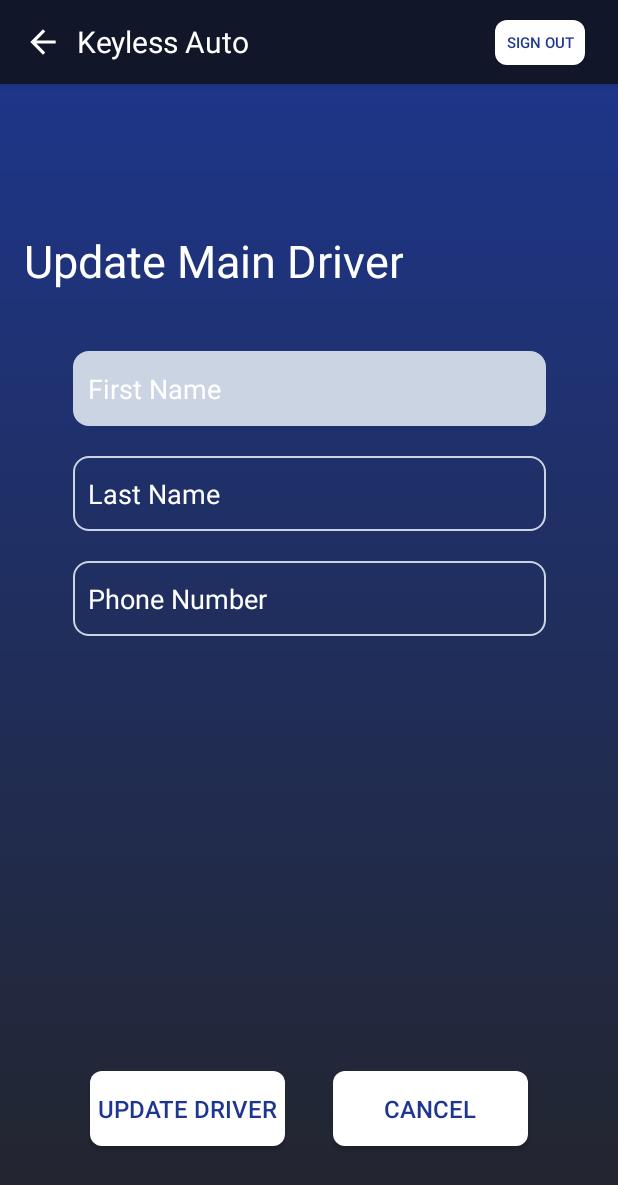
After one commit to Fayer-Zhang/Vehicle-Anti-Theft-Face-Recognition-System, an Android app: the update screen opened directly, with no data from a screen before it, on a phone screen of 412 x 824 dp. The commit adds this screen. Shown: the top 1185 px of the screen. Run offline under Robolectric (Android 15) with nearby library versions, the phone set to English and light mode, and no system bars; our stand-ins replace Firebase (no records; nobody signed in at launch, a user with empty details on screens opened directly).

Commit message:
Added update function to the UI.

```diff
--- a/UI/app/src/main/AndroidManifest.xml
+++ b/UI/app/src/main/AndroidManifest.xml
@@ -15,6 +15,7 @@
         <activity android:name=".Apps"></activity>
         <activity android:name=".Email" />
         <activity android:name=".add" />
+        <activity android:name=".update" />
         <activity android:name=".About" />
         <activity android:name=".Support" />
         <activity android:name=".Password" />
--- /dev/null
+++ b/UI/app/src/main/java/com/example/capstone/update.java
@@ -0,0 +1,156 @@
+package com.example.capstone;
+
+import android.content.Intent;
+import android.os.Bundle;
+import android.text.TextUtils;
+import android.util.Log;
+import android.view.View;
+import android.widget.Button;
+import android.widget.EditText;
+
+import com.google.android.gms.tasks.OnCompleteListener;
+import com.google.android.gms.tasks.OnSuccessListener;
+import com.google.android.gms.tasks.Task;
+import com.google.firebase.auth.FirebaseAuth;
+import com.google.firebase.database.DatabaseReference;
+import com.google.firebase.database.FirebaseDatabase;
+import com.google.firebase.firestore.DocumentReference;
+import com.google.firebase.firestore.DocumentSnapshot;
+import com.google.firebase.firestore.FirebaseFirestore;
+
+import java.util.HashMap;
+import java.util.Map;
+
+import androidx.annotation.NonNull;
+import androidx.appcompat.app.AppCompatActivity;
+
+public class update extends AppCompatActivity {
+    private EditText firstname, lastname, phone, email;
+    private Button save, cancel;
+    FirebaseAuth fAuth;
+    private boolean check;
+    FirebaseFirestore fstore;
+    String userID;
+    int numOfDrivers;
+    private String fn, ln, ph;
+    DatabaseReference reff;
+
+    @Override
+    protected void onCreate(Bundle savedInstanceState) {
+        super.onCreate(savedInstanceState);
+        setContentView(R.layout.activity_update );
+
+        firstname = (EditText) findViewById(R.id.fname2);
+        lastname = (EditText) findViewById(R.id.lname2);
+        phone = (EditText) findViewById(R.id.phone2);
+        save = (Button) findViewById(R.id.adddriver2);
+        cancel = (Button) findViewById(R.id.cancel2);
+
+        fAuth = FirebaseAuth.getInstance();
+        fstore = FirebaseFirestore.getInstance();
+
+        userID = fAuth.getCurrentUser().getUid();
+
+        save.setOnClickListener(new View.OnClickListener() {
+            @Override
+            public void onClick(View v) {
+                fn = firstname.getText().toString().trim();
+                ln = lastname.getText().toString().trim();
+                ph = phone.getText().toString().trim();
+
+                if(TextUtils.isEmpty(fn)){
+                    firstname.setError("First name is Required.");
+                    return;
+                }
+
+                if(TextUtils.isEmpty(ln)){
+                    lastname.setError("Last name is Required.");
+                    return;
+                }
+
+                if(TextUtils.isEmpty(ph)){
+                    phone.setError("Phone number is Required.");
+                    return;
+                }
+
+                check = onlyDigits(ph, ph.length());
+                if(!check){
+                    phone.setError("Invalid phone number");
+                    return;
+                }
+
+                if(ph.length() < 10){
+                    phone.setError("Invalid phone number");
+                    return;
+                }
+
+
+                DocumentReference documentReference = fstore.collection("users").document(userID);
+                Map<String,Object> user = new HashMap<>();
+                documentReference.update("First Name",fn);
+                documentReference.update("Last Name",ln);
+                documentReference.update("Phone Number",ph);
+                documentReference.update(user).addOnSuccessListener(new OnSuccessListener<Void>() {
+                    @Override
+                    public void onSuccess(Void aVoid) {
+                    }
+                });
+                reff = FirebaseDatabase.getInstance().getReference().child("signal");
+                documentReference.get().addOnCompleteListener(new OnCompleteListener<DocumentSnapshot>() {
+                    @Override
+                    public void onComplete(@NonNull Task<DocumentSnapshot> task) {
+                        if (task.isSuccessful()) {
+                            DocumentSnapshot document = task.getResult();
+                            if (document != null) {
+                                String e = document.getString("Email");
+                                reff.child("4").child("E-Mail").setValue(e);
+                            } else {
+                                Log.d("LOGGER", "No such document");
+                            }
+                        } else {
+                            Log.d("LOGGER", "get failed with ", task.getException());
+                        }
+                    }
+                });
+                reff.child("4").child("First Name").setValue(fn);
+                reff.child("4").child("Last Name").setValue(ln);
+                reff.child("4").child("Phone").setValue(ph);
+                openDriver();
+            }
+        });
+
+        cancel.setOnClickListener(new View.OnClickListener() {
+            @Override
+            public void onClick(View v) {
+                startActivity(new Intent(getApplicationContext(), Drivers.class));
+            }
+        });
+    }
+
+    public void openDriver() {
+        Intent intent = new Intent(this, Drivers.class);
+        startActivity(intent);
+    }
+
+    public static boolean onlyDigits(String str, int n) {
+        for(int i = 0; i < n; i++) {
+            if(str.charAt(i) >= '0'
+                    && str.charAt(i) <= '9') {
+                return true;
+            } else {
+                return false;
+            }
+        }
+        return false;
+    }
+
+    public void logout(View view){
+        fAuth.signOut();
+        startActivity(new Intent(getApplicationContext(), Login.class));
+        finish();
+    }
+
+    public void back(View view){
+        startActivity(new Intent(getApplicationContext(), Drivers.class));
+    }
+}
--- /dev/null
+++ b/UI/app/src/main/res/layout/activity_update.xml
@@ -0,0 +1,102 @@
+<?xml version="1.0" encoding="utf-8"?>
+<androidx.constraintlayout.widget.ConstraintLayout xmlns:android="http://schemas.android.com/apk/res/android"
+    xmlns:app="http://schemas.android.com/apk/res-auto"
+    xmlns:tools="http://schemas.android.com/tools"
+    android:layout_width="match_parent"
+    android:layout_height="match_parent"
+    tools:context=".add"
+    android:background="@drawable/background"
+    >
+
+    <include
+        layout="@layout/toolbar"/>
+
+    <TextView
+        android:id="@+id/updatedrivertitle"
+        android:layout_width="wrap_content"
+        android:layout_height="wrap_content"
+        android:layout_marginStart="15dp"
+        android:layout_marginBottom="630dp"
+        android:gravity="center"
+        android:text="Update Main Driver"
+        android:textColor="#ffffff"
+        android:textSize="30dp"
+        app:fontFamily="normal"
+        app:layout_constraintBottom_toBottomOf="parent"
+        app:layout_constraintStart_toStartOf="parent" />
+
+    <EditText
+        android:id="@+id/fname2"
+        android:layout_width="315dp"
+        android:layout_height="50dp"
+        android:background="@drawable/loginedittext"
+        android:hint="First Name"
+        android:paddingLeft="10dp"
+        android:textColorHint="#ffffff"
+        tools:layout_editor_absoluteX="25dp"
+        tools:layout_editor_absoluteY="145dp"
+        android:layout_marginBottom="540dp"
+        app:layout_constraintHorizontal_bias="0.5"
+        app:layout_constraintBottom_toBottomOf="parent"
+        app:layout_constraintEnd_toEndOf="parent"
+        app:layout_constraintStart_toStartOf="parent"/>
+
+    <EditText
+        android:id="@+id/lname2"
+        android:layout_width="315dp"
+        android:layout_height="50dp"
+        android:background="@drawable/loginedittext"
+        android:hint="Last Name"
+        android:paddingLeft="10dp"
+        android:textColorHint="#ffffff"
+        tools:layout_editor_absoluteX="25dp"
+        tools:layout_editor_absoluteY="208dp"
+        android:layout_marginBottom="470dp"
+        app:layout_constraintHorizontal_bias="0.5"
+        app:layout_constraintBottom_toBottomOf="parent"
+        app:layout_constraintEnd_toEndOf="parent"
+        app:layout_constraintStart_toStartOf="parent"/>
+
+    <EditText
+        android:id="@+id/phone2"
+        android:layout_width="315dp"
+        android:layout_height="50dp"
+        android:background="@drawable/loginedittext"
+        android:hint="Phone Number"
+        android:paddingLeft="10dp"
+        android:textColorHint="#ffffff"
+        tools:layout_editor_absoluteX="25dp"
+        tools:layout_editor_absoluteY="267dp"
+        android:layout_marginBottom="400dp"
+        app:layout_constraintHorizontal_bias="0.5"
+        app:layout_constraintBottom_toBottomOf="parent"
+        app:layout_constraintEnd_toEndOf="parent"
+        app:layout_constraintStart_toStartOf="parent"/>
+
+    <Button
+        android:id="@+id/adddriver2"
+        android:layout_width="130dp"
+        android:layout_height="50dp"
+        android:layout_marginStart="60dp"
+        android:layout_marginBottom="60dp"
+        android:background="@drawable/mybutton"
+        android:text="Update Driver"
+        android:textColor="#1D3790"
+        android:textSize="16sp"
+        app:layout_constraintBottom_toBottomOf="parent"
+        app:layout_constraintStart_toStartOf="parent" />
+
+    <Button
+        android:id="@+id/cancel2"
+        android:layout_width="130dp"
+        android:layout_height="50dp"
+        android:layout_marginEnd="60dp"
+        android:layout_marginBottom="60dp"
+        android:background="@drawable/mybutton"
+        android:text="Cancel"
+        android:textColor="#1D3790"
+        android:textSize="16sp"
+        app:layout_constraintBottom_toBottomOf="parent"
+        app:layout_constraintEnd_toEndOf="parent" />
+
+</androidx.constraintlayout.widget.ConstraintLayout>
```
Also changed, not shown: UI/app/src/main/java/com/example/capstone/Drivers.java (+16 -7 lines), UI/app/src/main/res/layout/activity_drivers.xml (+15 -2 lines), 118 other files.
